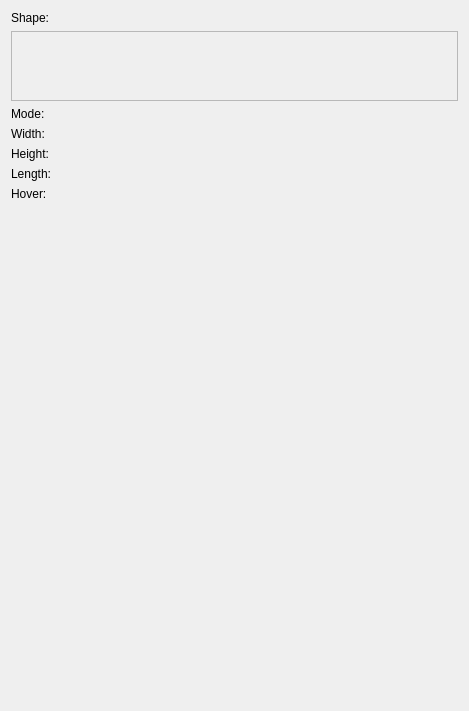
Before: the Qt Designer form src/mcedit2/ui/editortools/brush.ui in mcedit/mcedit2, drawn with Qt 5.
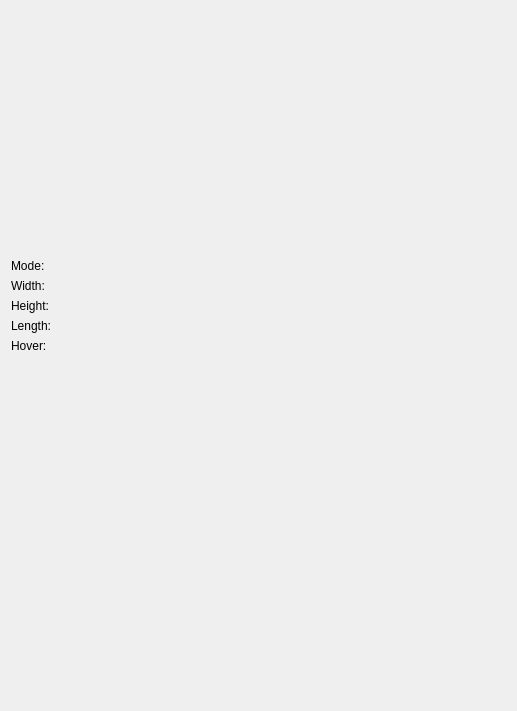
After: the same form once the commit is applied. Custom widgets are drawn as their Qt base class.

Commit message: Put ShapeWidget in a neat GroupBox with the shape's name in the caption.

```diff
--- a/src/mcedit2/ui/editortools/brush.ui
+++ b/src/mcedit2/ui/editortools/brush.ui
@@ -6,7 +6,7 @@
    <rect>
     <x>0</x>
     <y>0</y>
-    <width>469</width>
+    <width>517</width>
     <height>711</height>
    </rect>
   </property>
@@ -15,8 +15,8 @@
   </property>
   <layout class="QVBoxLayout" name="verticalLayout">
    <item>
-    <layout class="QGridLayout" name="gridLayout" rowstretch="0,0,0,0,0,0,0,0">
-     <item row="7" column="1" colspan="2">
+    <layout class="QGridLayout" name="gridLayout" rowstretch="0,0,0,0,0,0,0">
+     <item row="6" column="1" colspan="2">
       <widget class="SpinSlider" name="hoverSpinSlider" native="true">
        <property name="sizePolicy">
         <sizepolicy hsizetype="Expanding" vsizetype="Preferred">
@@ -26,7 +26,7 @@
        </property>
       </widget>
      </item>
-     <item row="4" column="1" colspan="2">
+     <item row="3" column="1" colspan="2">
       <widget class="SpinSlider" name="xSpinSlider" native="true">
        <property name="sizePolicy">
         <sizepolicy hsizetype="Expanding" vsizetype="Preferred">
@@ -36,28 +36,21 @@
        </property>
       </widget>
      </item>
-     <item row="0" column="0" colspan="3">
-      <widget class="QLabel" name="label">
-       <property name="text">
-        <string>Shape:</string>
-       </property>
-      </widget>
-     </item>
-     <item row="6" column="0">
+     <item row="5" column="0">
       <widget class="QLabel" name="label_4">
        <property name="text">
         <string>Length:</string>
        </property>
       </widget>
      </item>
-     <item row="7" column="0">
+     <item row="6" column="0">
       <widget class="QLabel" name="label_7">
        <property name="text">
         <string>Hover:</string>
        </property>
       </widget>
      </item>
-     <item row="2" column="1" colspan="2">
+     <item row="1" column="1" colspan="2">
       <widget class="BrushModeWidget" name="brushModeInput" native="true">
        <property name="sizePolicy">
         <sizepolicy hsizetype="Expanding" vsizetype="Preferred">
@@ -67,81 +60,28 @@
        </property>
       </widget>
      </item>
-     <item row="2" column="0">
+     <item row="1" column="0">
       <widget class="QLabel" name="label_5">
        <property name="text">
         <string>Mode:</string>
        </property>
       </widget>
      </item>
-     <item row="5" column="0">
+     <item row="4" column="0">
       <widget class="QLabel" name="label_3">
        <property name="text">
         <string>Height:</string>
        </property>
       </widget>
      </item>
-     <item row="4" column="0">
+     <item row="3" column="0">
       <widget class="QLabel" name="label_2">
        <property name="text">
         <string>Width:</string>
        </property>
       </widget>
      </item>
-     <item row="1" column="0" colspan="3">
-      <widget class="QScrollArea" name="scrollArea">
-       <property name="sizePolicy">
-        <sizepolicy hsizetype="Expanding" vsizetype="Preferred">
-         <horstretch>0</horstretch>
-         <verstretch>0</verstretch>
-        </sizepolicy>
-       </property>
-       <property name="frameShape">
-        <enum>QFrame::StyledPanel</enum>
-       </property>
-       <property name="frameShadow">
-        <enum>QFrame::Sunken</enum>
-       </property>
-       <property name="widgetResizable">
-        <bool>true</bool>
-       </property>
-       <widget class="QWidget" name="scrollAreaWidgetContents">
-        <property name="geometry">
-         <rect>
-          <x>0</x>
-          <y>0</y>
-          <width>447</width>
-          <height>69</height>
-         </rect>
-        </property>
-        <layout class="QHBoxLayout" name="horizontalLayout">
-         <property name="spacing">
-          <number>0</number>
-         </property>
-         <property name="margin">
-          <number>0</number>
-         </property>
-         <item>
-          <widget class="ShapeWidget" name="brushShapeInput" native="true">
-           <property name="sizePolicy">
-            <sizepolicy hsizetype="Preferred" vsizetype="MinimumExpanding">
-             <horstretch>0</horstretch>
-             <verstretch>0</verstretch>
-            </sizepolicy>
-           </property>
-           <property name="minimumSize">
-            <size>
-             <width>40</width>
-             <height>40</height>
-            </size>
-           </property>
-          </widget>
-         </item>
-        </layout>
-       </widget>
-      </widget>
-     </item>
-     <item row="5" column="1" colspan="2">
+     <item row="4" column="1" colspan="2">
       <widget class="SpinSlider" name="ySpinSlider" native="true">
        <property name="sizePolicy">
         <sizepolicy hsizetype="Expanding" vsizetype="Preferred">
@@ -151,7 +91,7 @@
        </property>
       </widget>
      </item>
-     <item row="6" column="1" colspan="2">
+     <item row="5" column="1" colspan="2">
       <widget class="SpinSlider" name="zSpinSlider" native="true">
        <property name="sizePolicy">
         <sizepolicy hsizetype="Expanding" vsizetype="Preferred">
@@ -161,6 +101,22 @@
        </property>
       </widget>
      </item>
+     <item row="0" column="0" colspan="3">
+      <widget class="ShapeWidget" name="brushShapeInput" native="true">
+       <property name="sizePolicy">
+        <sizepolicy hsizetype="Preferred" vsizetype="MinimumExpanding">
+         <horstretch>0</horstretch>
+         <verstretch>0</verstretch>
+        </sizepolicy>
+       </property>
+       <property name="minimumSize">
+        <size>
+         <width>40</width>
+         <height>40</height>
+        </size>
+       </property>
+      </widget>
+     </item>
     </layout>
    </item>
    <item>
```
The commit also changes 2 other files.
